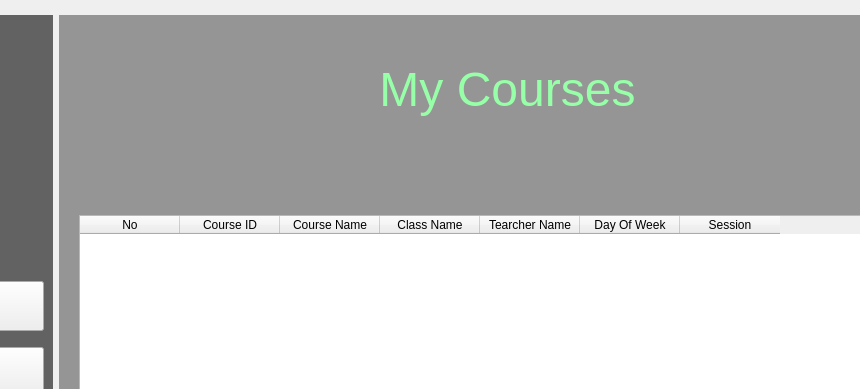
The window that StudentManagementSystem/mainwindow.ui (BuhDuy256/Student-Management-GROUP6-KTLT-23CLC03) describes before a commit, drawn with Qt 5; both pictures show x 201 to 1061 and y 0 to 389 of the 1184 by 715 pixel window.
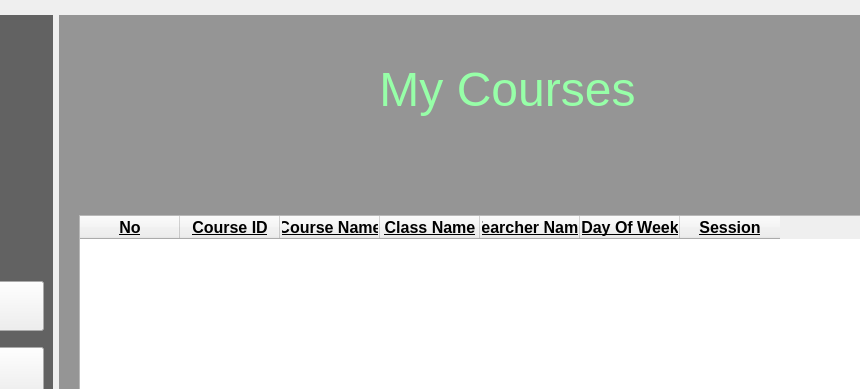
The same window after the commit. The open tabs and pages were chosen to show the change. Icons and pictures are not drawn.

Commit message: Change color and size

The edit to the form file:
```diff
--- a/StudentManagementSystem/mainwindow.ui
+++ b/StudentManagementSystem/mainwindow.ui
@@ -1099,36 +1099,85 @@
              <property name="text">
               <string>No</string>
              </property>
+             <property name="font">
+              <font>
+               <pointsize>12</pointsize>
+               <bold>true</bold>
+               <underline>true</underline>
+              </font>
+             </property>
             </column>
             <column>
              <property name="text">
               <string>Course ID</string>
              </property>
+             <property name="font">
+              <font>
+               <pointsize>12</pointsize>
+               <bold>true</bold>
+               <underline>true</underline>
+              </font>
+             </property>
             </column>
             <column>
              <property name="text">
               <string>Course Name</string>
              </property>
+             <property name="font">
+              <font>
+               <pointsize>12</pointsize>
+               <bold>true</bold>
+               <underline>true</underline>
+              </font>
+             </property>
             </column>
             <column>
              <property name="text">
               <string>Class Name</string>
              </property>
+             <property name="font">
+              <font>
+               <pointsize>12</pointsize>
+               <bold>true</bold>
+               <underline>true</underline>
+              </font>
+             </property>
             </column>
             <column>
              <property name="text">
               <string>Tearcher Name</string>
              </property>
+             <property name="font">
+              <font>
+               <pointsize>12</pointsize>
+               <bold>true</bold>
+               <underline>true</underline>
+              </font>
+             </property>
             </column>
             <column>
              <property name="text">
               <string>Day Of Week</string>
              </property>
+             <property name="font">
+              <font>
+               <pointsize>12</pointsize>
+               <bold>true</bold>
+               <underline>true</underline>
+              </font>
+             </property>
             </column>
             <column>
              <property name="text">
               <string>Session</string>
              </property>
+             <property name="font">
+              <font>
+               <pointsize>12</pointsize>
+               <bold>true</bold>
+               <underline>true</underline>
+              </font>
+             </property>
             </column>
            </widget>
           </widget>
```
Left out of the diff: 44 changed lines with no effect on the pictures.
